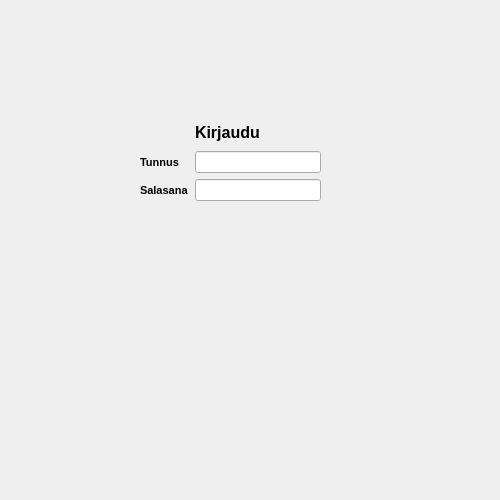
Qt form tarkistatunnukset.ui (eelitt/mysliApp) before a commit.
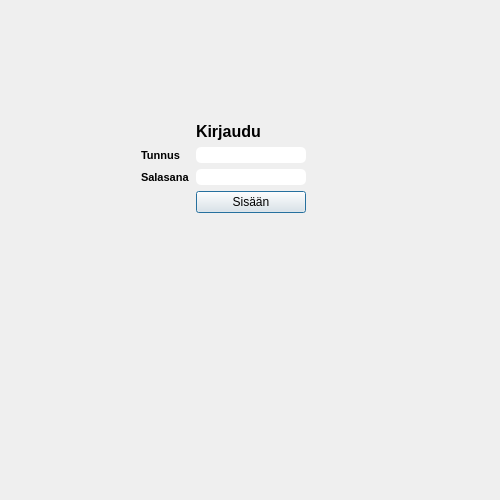
The same form after that commit. Icons and pictures are not drawn.

```diff
--- a/tarkistatunnukset.ui
+++ b/tarkistatunnukset.ui
@@ -10,12 +10,24 @@
     <height>500</height>
    </rect>
   </property>
+  <property name="sizePolicy">
+   <sizepolicy hsizetype="Fixed" vsizetype="Fixed">
+    <horstretch>0</horstretch>
+    <verstretch>0</verstretch>
+   </sizepolicy>
+  </property>
   <property name="minimumSize">
    <size>
     <width>500</width>
     <height>500</height>
    </size>
   </property>
+  <property name="maximumSize">
+   <size>
+    <width>500</width>
+    <height>500</height>
+   </size>
+  </property>
   <property name="windowTitle">
    <string>Sisäänkirjautuminen</string>
   </property>
@@ -23,13 +35,17 @@
    <iconset>
     <normaloff>resurssit/karsamakivaakuna.jpg</normaloff>resurssit/karsamakivaakuna.jpg</iconset>
   </property>
-  <widget class="QWidget" name="layoutWidget">
+  <property name="styleSheet">
+   <string notr="true">
+</string>
+  </property>
+  <widget class="QWidget" name="">
    <property name="geometry">
     <rect>
-     <x>140</x>
-     <y>120</y>
-     <width>181</width>
-     <height>81</height>
+     <x>141</x>
+     <y>121</y>
+     <width>165</width>
+     <height>92</height>
     </rect>
    </property>
    <layout class="QGridLayout" name="gridLayout">
@@ -49,27 +65,6 @@
       </property>
      </widget>
     </item>
-    <item row="2" column="1">
-     <widget class="QLineEdit" name="salasanaLaatikko"/>
-    </item>
-    <item row="2" column="0">
-     <widget class="QLabel" name="label_3">
-      <property name="font">
-       <font>
-        <family>Tahoma</family>
-        <pointsize>8</pointsize>
-        <weight>75</weight>
-        <bold>true</bold>
-       </font>
-      </property>
-      <property name="text">
-       <string>Salasana</string>
-      </property>
-     </widget>
-    </item>
-    <item row="1" column="1">
-     <widget class="QLineEdit" name="tunnusLaatikko"/>
-    </item>
     <item row="1" column="0">
      <widget class="QLabel" name="label_2">
       <property name="font">
@@ -85,10 +80,65 @@
       </property>
      </widget>
     </item>
+    <item row="1" column="1">
+     <widget class="QLineEdit" name="tunnusLaatikko">
+      <property name="styleSheet">
+       <string notr="true">QLineEdit {
+border-radius: 5px;
+}
+</string>
+      </property>
+     </widget>
+    </item>
+    <item row="2" column="0">
+     <widget class="QLabel" name="label_3">
+      <property name="font">
+       <font>
+        <family>Tahoma</family>
+        <pointsize>8</pointsize>
+        <weight>75</weight>
+        <bold>true</bold>
+       </font>
+      </property>
+      <property name="text">
+       <string>Salasana</string>
+      </property>
+     </widget>
+    </item>
+    <item row="2" column="1">
+     <widget class="QLineEdit" name="salasanaLaatikko">
+      <property name="sizePolicy">
+       <sizepolicy hsizetype="Expanding" vsizetype="Fixed">
+        <horstretch>11</horstretch>
+        <verstretch>0</verstretch>
+       </sizepolicy>
+      </property>
+      <property name="styleSheet">
+       <string notr="true">QLineEdit {
+border-radius: 5px
+
+}</string>
+      </property>
+      <property name="echoMode">
+       <enum>QLineEdit::Password</enum>
+      </property>
+     </widget>
+    </item>
+    <item row="3" column="1">
+     <widget class="QPushButton" name="pushButton">
+      <property name="styleSheet">
+       <string notr="true">QPushButton {
+
+}
+</string>
+      </property>
+      <property name="text">
+       <string>Sisään</string>
+      </property>
+     </widget>
+    </item>
    </layout>
   </widget>
-  <zorder>layoutWidget</zorder>
-  <zorder>label</zorder>
  </widget>
  <resources/>
  <connections/>
```
